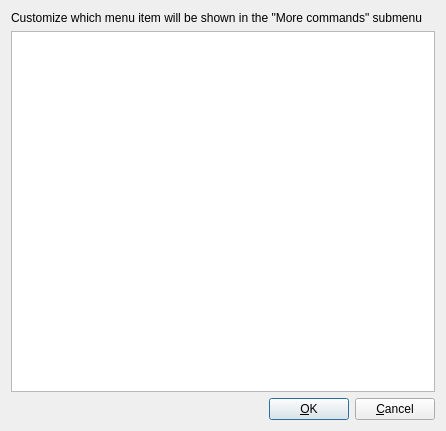
Before: the Qt Designer form src/gui/Src/Gui/CustomizeMenuDialog.ui in x64dbg/x64dbg, drawn with Qt 5.
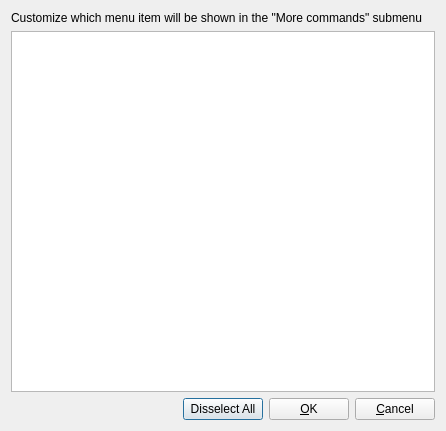
After: the same form once the commit is applied.

The edit to the form file:
```diff
--- a/src/gui/Src/Gui/CustomizeMenuDialog.ui
+++ b/src/gui/Src/Gui/CustomizeMenuDialog.ui
@@ -51,6 +51,13 @@
        </property>
       </spacer>
      </item>
+     <item>
+      <widget class="QPushButton" name="btnDisselectAll">
+       <property name="text">
+        <string>Disselect All</string>
+       </property>
+      </widget>
+     </item>
      <item>
       <widget class="QPushButton" name="btnOk">
        <property name="text">
```
